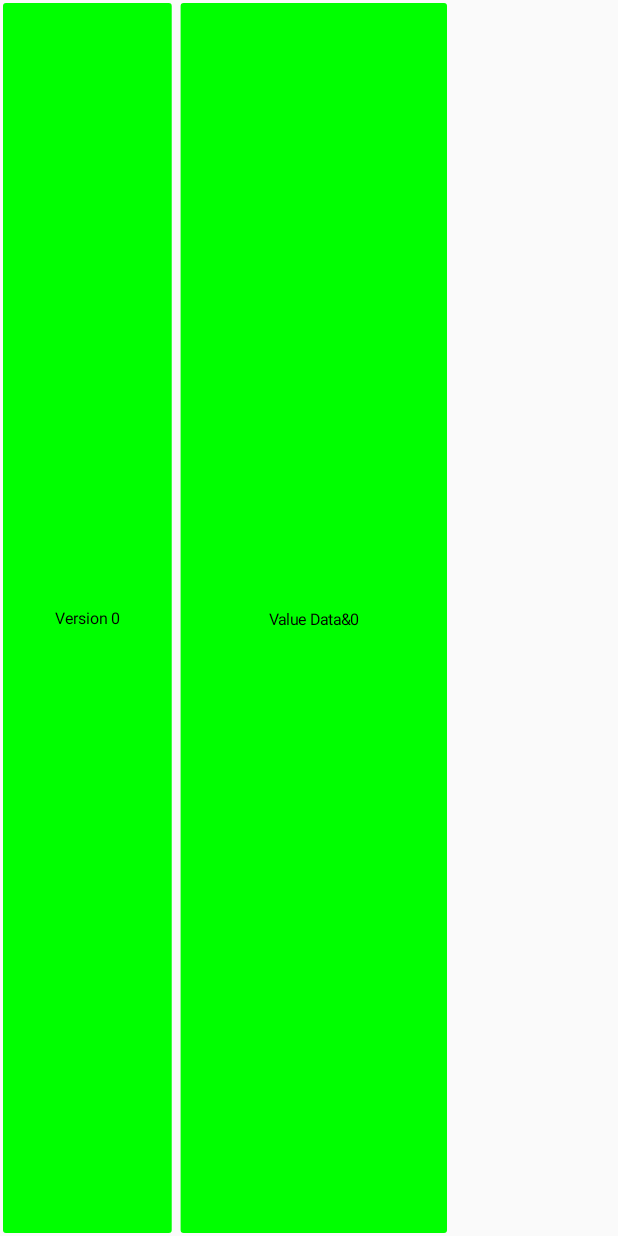
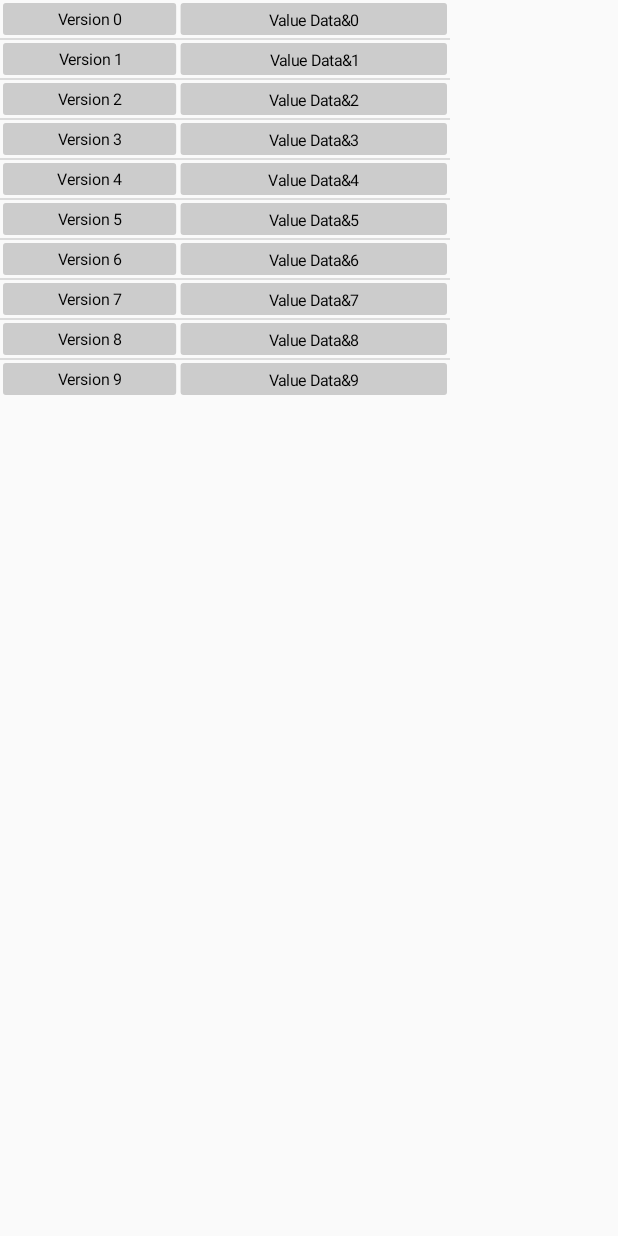
Before and after one commit to lijieqing/Factory_KT, an Android app: the screen it shows after launch (FactoryLauncher), on a phone screen of 412 x 824 dp. Run offline under Robolectric (Android 15) with nearby library versions, the phone set to English and light mode, and no system bars.

```diff
--- a/app/src/main/java/com/fengmi/factory_kt/FactoryLauncher.kt
+++ b/app/src/main/java/com/fengmi/factory_kt/FactoryLauncher.kt
@@ -14,7 +14,7 @@ class FactoryLauncher : Activity() {
     override fun onCreate(savedInstanceState: Bundle?) {
         super.onCreate(savedInstanceState)
         setContentView(R.layout.activity_main)
-        listView = findViewById(R.id.lv_info)
+        listView = this.findViewById(R.id.lv_info)
 
         var adapter = InfoAdapter(this)
 
@@ -23,12 +23,10 @@ class FactoryLauncher : Activity() {
 
 }
 
-class InfoAdapter : BaseAdapter {
+class InfoAdapter(var context: Context) : BaseAdapter() {
     var infoMap: HashMap<String, String> = HashMap()
-    var context: Context
 
-    constructor(context: Context) {
-        this.context = context
+    init {
         for (index in 0..9) {
             infoMap.put("Version $index", "Value Data&$index")
         }
@@ -37,9 +35,7 @@ class InfoAdapter : BaseAdapter {
     override fun getView(position: Int, convertView: View?, parent: ViewGroup?): View {
         var view = View.inflate(context, R.layout.info_item, null)
         view.findViewById<InfoTagView>(R.id.info_item).setTagName("Version $position")
-        view.findViewById<InfoTagView>(R.id.info_item).setTagValue(infoMap.get("Version $position"))
-//        view.findViewById<TextView>(R.id.tv_key).text = "Version $position"
-//        view.findViewById<TextView>(R.id.tv_value).text = infoMap.get("Version $position")
+        view.findViewById<InfoTagView>(R.id.info_item).setTagValue(infoMap["Version $position"])
         return view
     }
 
--- a/app/src/main/java/com/fengmi/factory_kt/views/InfoTagView.kt
+++ b/app/src/main/java/com/fengmi/factory_kt/views/InfoTagView.kt
@@ -12,13 +12,34 @@ import com.fengmi.factory_kt.R
 import com.fengmi.factory_kt.utils.DisplayUtils
 
 class InfoTagView : View {
+    private val TAG = "InfoTagView"
+    /**
+     * Tag Name Text Size
+     */
     private var mTagNameSize = DisplayUtils.sp2px(context, 10.toFloat())
+    /**
+     * Tag Value Text Size
+     */
     private var mTagValueSize = DisplayUtils.sp2px(context, 10.toFloat())
+    /**
+     * Tag Name Text Color
+     */
     private var mTagNameColor = Color.BLACK
+    /**
+     * Tag Value Text Color
+     */
     private var mTagValueColor = Color.BLACK
-    private var mTagBackgroudColr = Color.GREEN
-
+    /**
+     * Tag Background Color
+     */
+    private var mTagBackgroundColor = Color.LTGRAY
+    /**
+     * Tag Name Text
+     */
     private var mTagName: String? = null
+    /**
+     * Tag Value Text
+     */
     private var mTagValue: String? = null
 
     private var mWidth: Int = 0
@@ -89,18 +110,18 @@ class InfoTagView : View {
 
     override fun onMeasure(widthMeasureSpec: Int, heightMeasureSpec: Int) {
         super.onMeasure(widthMeasureSpec, heightMeasureSpec)
-        setMeasuredDimension(widthMeasureSpec,heightMeasureSpec)
+        setMeasuredDimension(measureW(widthMeasureSpec), measureH(heightMeasureSpec))
     }
     override fun onDraw(canvas: Canvas) {
 
         val coreWidth = mWidth - (2 * mMargin)
         val coreHeight = mHeight - (2 * mMargin)
 
-        val tagNameWidth = coreWidth * 0.38
+        val tagNameWidth = coreWidth * 0.39
         var tagValueWidth = coreWidth * 0.6
-        val tagSplitWidth = coreWidth * 0.02
+        val tagSplitWidth = coreWidth * 0.01
 
-        mBGPaint!!.color = mTagBackgroudColr
+        mBGPaint!!.color = mTagBackgroundColor
         canvas.drawRoundRect(
             mMargin.toFloat(), mMargin.toFloat(),
             (mMargin + tagNameWidth).toFloat(),
@@ -125,7 +146,7 @@ class InfoTagView : View {
         mTXPaint!!.color = mTagNameColor
         var tagNameX = mMargin + (Math.abs(tagNameWidth - tagNameW) / 2)
         var tagNameY = (mHeight.toFloat() / 2) + (tagNameH.toFloat() / 2)
-        Log.d("InfoTagView", "Text x=$tagNameX, y=$tagNameY")
+        Log.d(TAG, "Text x=$tagNameX, y=$tagNameY")
         canvas.drawText(
             mTagName,
             tagNameX.toFloat(),
@@ -139,7 +160,7 @@ class InfoTagView : View {
         tagNameH = temp.height()
         tagNameX = mMargin + tagNameWidth + tagSplitWidth + (Math.abs(tagValueWidth - tagNameW) / 2)
         tagNameY = (mHeight.toFloat() / 2) + (tagNameH.toFloat() / 2)
-        Log.d("InfoTagView", "Text x=$tagNameX, y=$tagNameY")
+        Log.d(TAG, "Text x=$tagNameX, y=$tagNameY")
         canvas.drawText(
             mTagValue,
             tagNameX.toFloat(),
@@ -160,4 +181,48 @@ class InfoTagView : View {
         }
     }
 
+    private fun measureW(widthMeasureSpec: Int): Int {
+        val widthMode = MeasureSpec.getMode(widthMeasureSpec)
+        val widthSize = MeasureSpec.getSize(widthMeasureSpec)
+        val defaultWidth: Float
+        defaultWidth = when (widthMode) {
+            MeasureSpec.AT_MOST -> {
+                Log.d(TAG, "Mode is AT_MOST,Size is $widthSize")
+                DisplayUtils.sp2px(context, 150.toFloat())
+            }
+            MeasureSpec.EXACTLY -> {
+                Log.d(TAG, "Mode is EXACTLY,Size is $widthSize")
+                widthSize.toFloat()
+            }
+            else -> {
+                Log.d(TAG, "Mode is $widthMode,Size is $widthSize")
+                150.toFloat()
+            }
+        }
+
+        return defaultWidth.toInt()
+    }
+
+    private fun measureH(heightMeasureSpec: Int): Int {
+        val heightMode = MeasureSpec.getMode(heightMeasureSpec)
+        val heightSize = MeasureSpec.getSize(heightMeasureSpec)
+        val defaultHeight: Float
+        defaultHeight = when (heightMode) {
+            MeasureSpec.AT_MOST -> {
+                Log.d(TAG, "Mode is AT_MOST,Size is $heightSize")
+                DisplayUtils.sp2px(context, 25.toFloat())
+            }
+            MeasureSpec.EXACTLY -> {
+                Log.d(TAG, "Mode is EXACTLY,Size is $heightSize")
+                heightSize.toFloat()
+            }
+            else -> {
+                Log.d(TAG, "Mode is ELSE,Size is $heightSize")
+                DisplayUtils.sp2px(context, 25.toFloat())
+            }
+        }
+
+        return defaultHeight.toInt()
+    }
+
 }
--- a/app/src/main/res/layout/activity_main.xml
+++ b/app/src/main/res/layout/activity_main.xml
@@ -2,14 +2,13 @@
 <RelativeLayout
         xmlns:android="http://schemas.android.com/apk/res/android"
         xmlns:tools="http://schemas.android.com/tools"
-        xmlns:app="http://schemas.android.com/apk/res-auto"
         android:layout_width="match_parent"
         android:layout_height="match_parent"
         tools:context=".FactoryLauncher">
     <ListView
             android:id="@+id/lv_info"
             android:layout_width="300dp"
-            android:layout_height="match_parent">
+            android:layout_height="wrap_content">
 
     </ListView>
 
--- a/app/src/main/res/layout/info_item.xml
+++ b/app/src/main/res/layout/info_item.xml
@@ -5,5 +5,8 @@
               android:layout_height="match_parent">
     <!--<TextView android:id="@+id/tv_key" android:layout_weight="1" android:layout_width="0dp" android:layout_height="match_parent"/>-->
     <!--<TextView android:id="@+id/tv_value" android:layout_weight="1" android:layout_width="0dp" android:layout_height="match_parent"/>-->
-    <com.fengmi.factory_kt.views.InfoTagView android:id="@+id/info_item" android:layout_width="match_parent" android:layout_height="match_parent"/>
+    <com.fengmi.factory_kt.views.InfoTagView
+            android:id="@+id/info_item"
+            android:layout_width="match_parent"
+            android:layout_height="match_parent"/>
 </LinearLayout>
```
